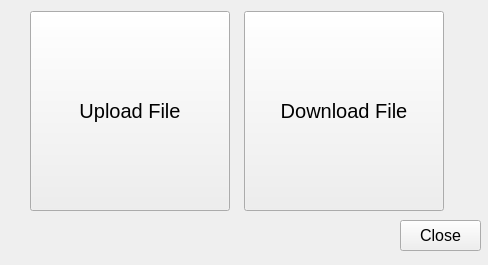
The window that newuploadordownload.ui (dkithmal/BinduProjectTeacher) describes before a commit, drawn with Qt 5.
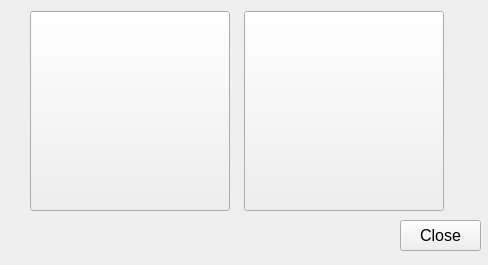
The same window after the commit.

Diff of the .ui file:
```diff
--- a/newuploadordownload.ui
+++ b/newuploadordownload.ui
@@ -55,7 +55,7 @@
        </font>
       </property>
       <property name="text">
-       <string>Download File</string>
+       <string/>
       </property>
      </widget>
     </item>
@@ -73,7 +73,7 @@
        </font>
       </property>
       <property name="text">
-       <string>Upload File</string>
+       <string/>
       </property>
      </widget>
     </item>
```
